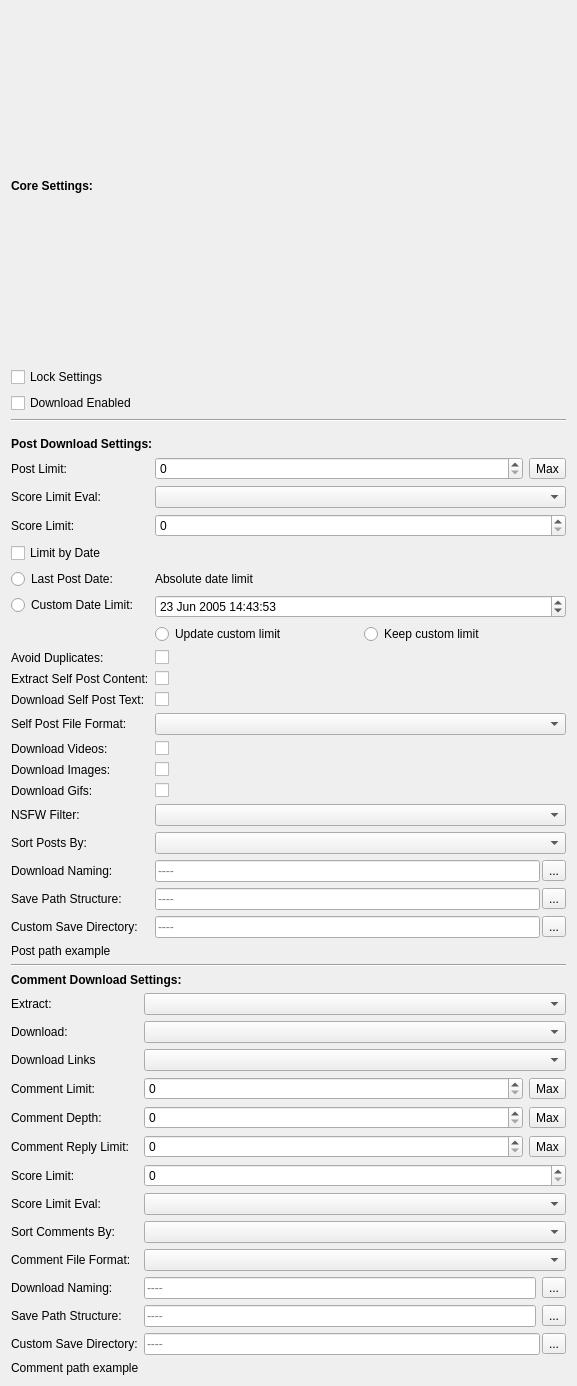
Old version of the form Resources/ui_files/widgets/object_settings_widget.ui in the repository MalloyDelacroix/DownloaderForReddit.
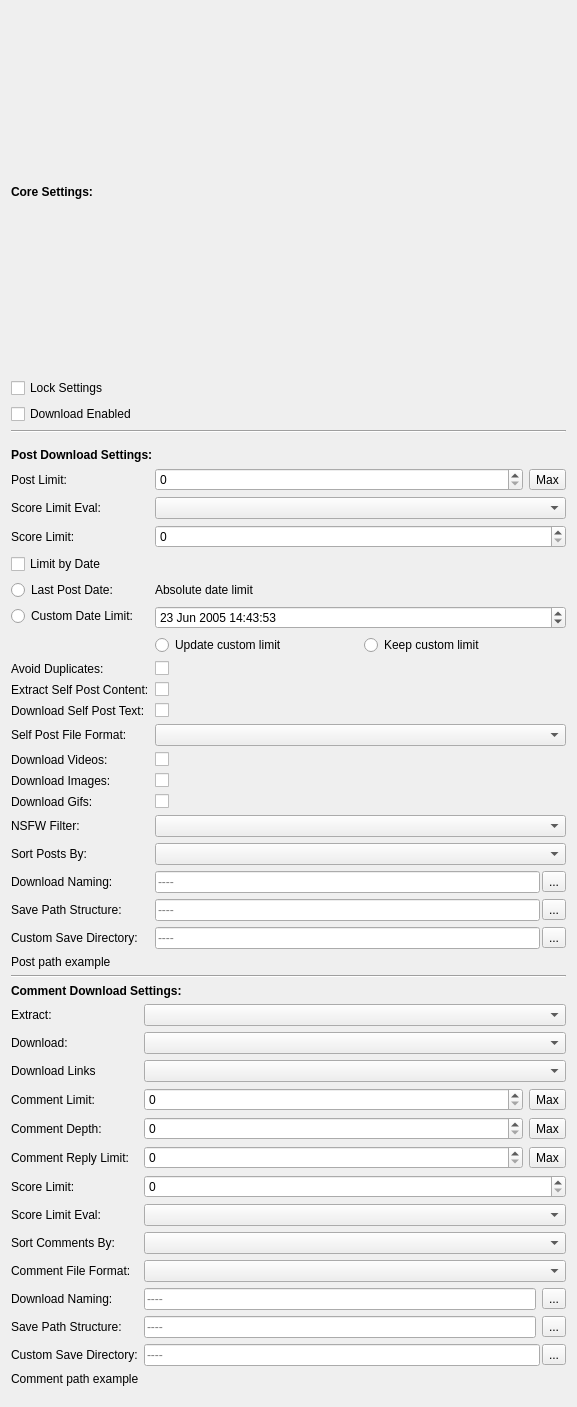
New version of the form.

Commit message: Add custom save paths to reddit object lists and clean up related settings

```diff
--- a/Resources/ui_files/widgets/object_settings_widget.ui
+++ b/Resources/ui_files/widgets/object_settings_widget.ui
@@ -7,7 +7,7 @@
     <x>0</x>
     <y>0</y>
     <width>577</width>
-    <height>1386</height>
+    <height>1407</height>
    </rect>
   </property>
   <property name="windowTitle">
@@ -315,6 +315,9 @@
          <property name="text">
           <string>Post path example</string>
          </property>
+         <property name="wordWrap">
+          <bool>true</bool>
+         </property>
         </widget>
        </item>
        <item row="8" column="0">
@@ -607,6 +610,9 @@
          <property name="text">
           <string>Comment path example</string>
          </property>
+         <property name="wordWrap">
+          <bool>true</bool>
+         </property>
         </widget>
        </item>
        <item row="13" column="0">
```
The commit also changes 5 other files.
